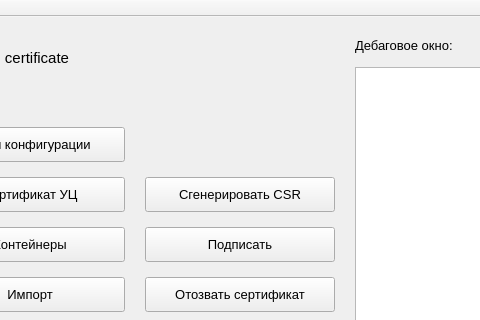
Old version of the form ui/mainwindow.ui in the repository fullincome/ca-lite; both pictures show x 95 to 575 and y 0 to 320 of the 757 by 923 pixel window.
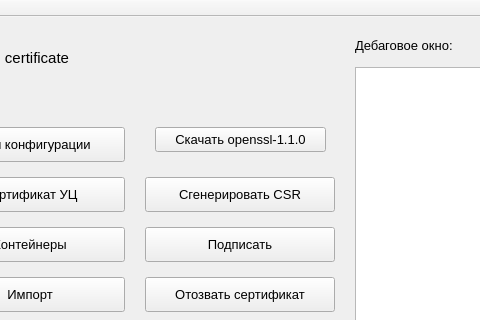
New version of the form.

Commit message:
feature: add download openssl btn
- wget implementation on LINUX

```diff
--- a/ui/mainwindow.ui
+++ b/ui/mainwindow.ui
@@ -331,6 +331,19 @@
       <string>Файл конфигурации</string>
      </property>
     </widget>
+    <widget class="QPushButton" name="installOpensslBtn">
+     <property name="geometry">
+      <rect>
+       <x>240</x>
+       <y>110</y>
+       <width>171</width>
+       <height>25</height>
+      </rect>
+     </property>
+     <property name="text">
+      <string>Скачать openssl-1.1.0</string>
+     </property>
+    </widget>
    </widget>
   </widget>
   <widget class="QMenuBar" name="menuBar">
```
The commit also changes 6 other files.
